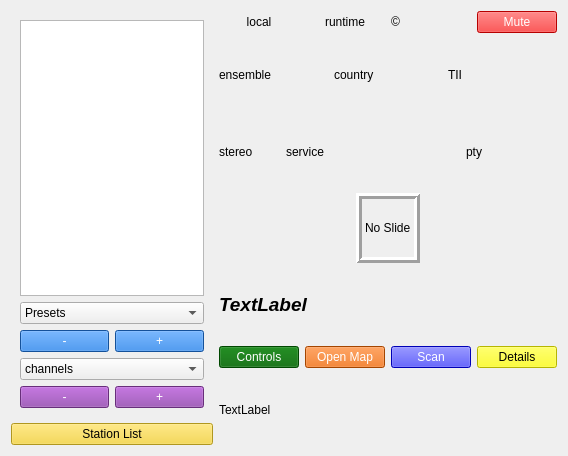
Qt form forms/dabradio.ui (tomneda/DABstar) before a commit.
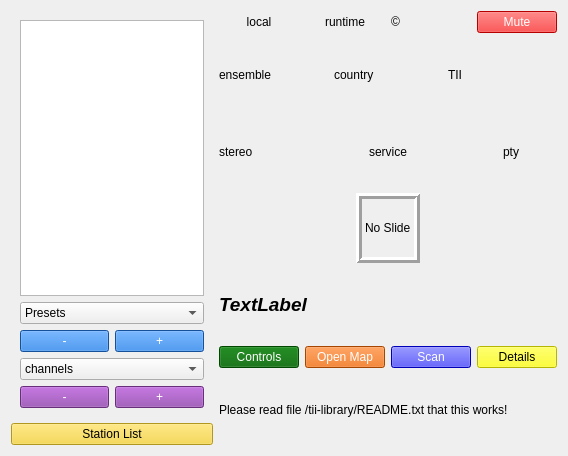
The same form after that commit. Custom widgets are drawn as their Qt base class.

Diff of the .ui file:
```diff
--- a/forms/dabradio.ui
+++ b/forms/dabradio.ui
@@ -246,15 +246,9 @@
       </layout>
      </item>
      <item>
-      <layout class="QHBoxLayout" name="horizontalLayout_3">
+      <layout class="QHBoxLayout" name="horizontalLayout_3" stretch="1,4,1">
        <item>
         <widget class="QLabel" name="stereoLabel">
-         <property name="maximumSize">
-          <size>
-           <width>61</width>
-           <height>16777215</height>
-          </size>
-         </property>
          <property name="text">
           <string>stereo</string>
          </property>
@@ -265,16 +259,13 @@
          <property name="text">
           <string>service</string>
          </property>
+         <property name="alignment">
+          <set>Qt::AlignCenter</set>
+         </property>
         </widget>
        </item>
        <item>
         <widget class="QLabel" name="programTypeLabel">
-         <property name="maximumSize">
-          <size>
-           <width>91</width>
-           <height>16777215</height>
-          </size>
-         </property>
          <property name="text">
           <string>pty</string>
          </property>
@@ -411,7 +402,7 @@
      <item>
       <widget class="QLabel" name="distanceLabel">
        <property name="text">
-        <string>TextLabel</string>
+        <string>Please read file /tii-library/README.txt that this works!</string>
        </property>
       </widget>
      </item>
```
